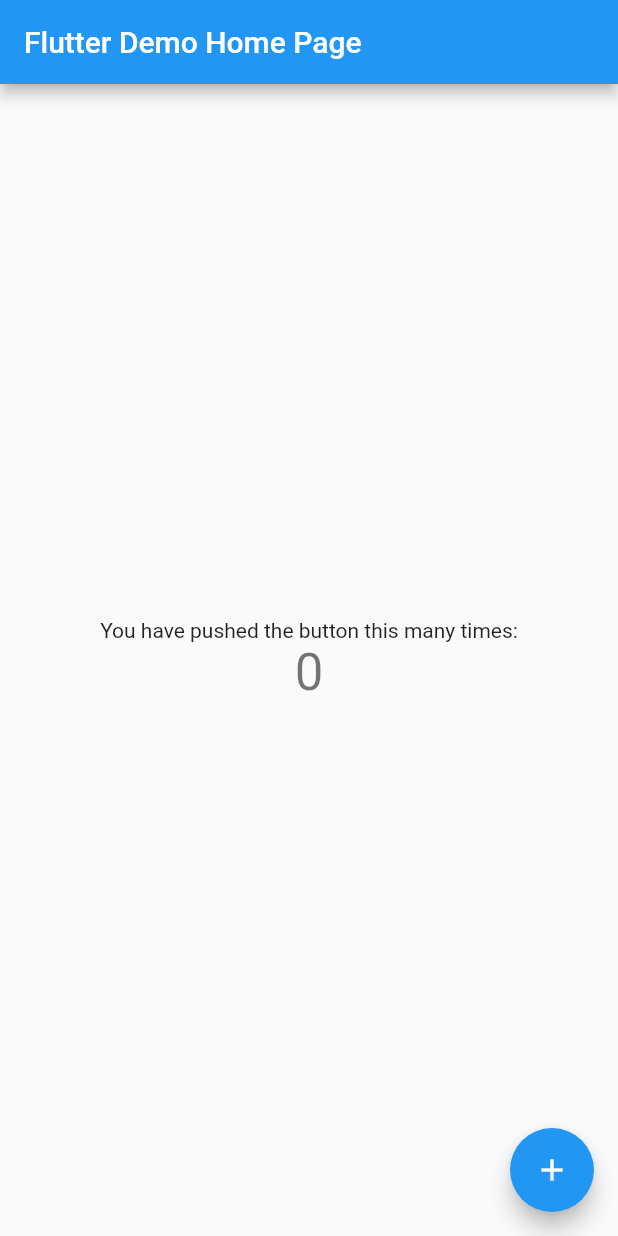
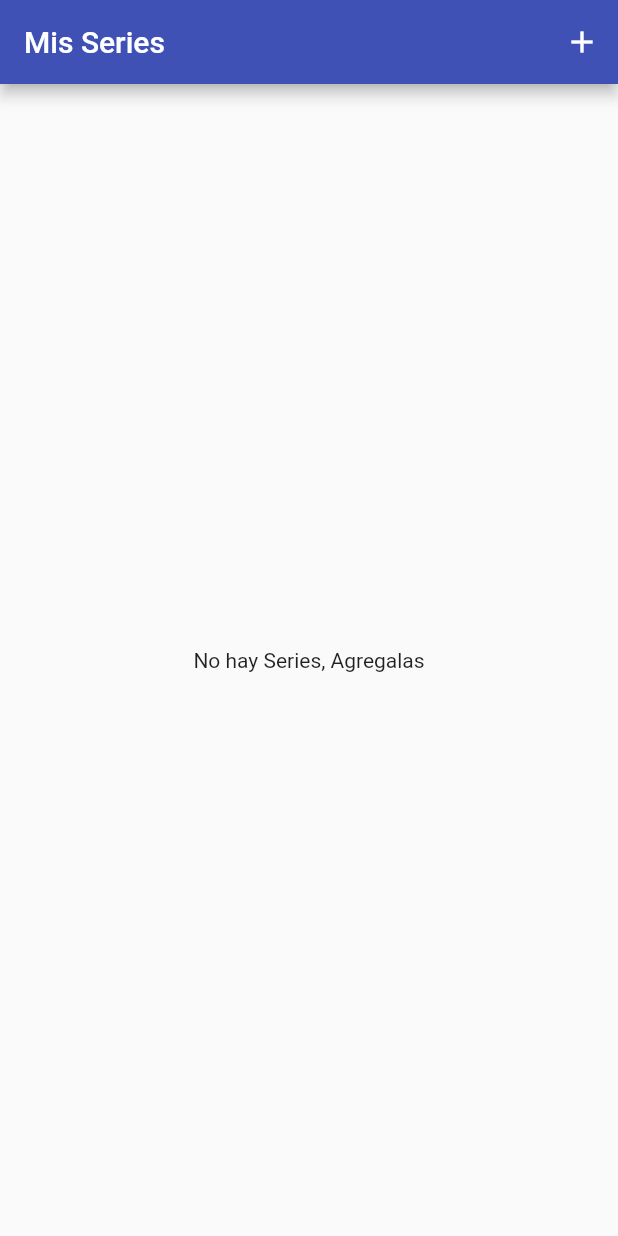
Before and after one commit to blurrboy/Evaluacion_App_Series, a Flutter app: the screen it shows after launch, on a phone screen of 412 x 824 dp. Run offline on Flutter 3.47's test engine with Material 2 defaults, Android fonts, the phone set to English and light mode, and no system bars; our stand-ins replace sqflite; accounts and stored records are empty.

```diff
--- a/lib/helpers/db_helper.dart
+++ b/lib/helpers/db_helper.dart
@@ -8,7 +8,7 @@ class DBHelper {
     String path = join(dbPath, 'series.db');
     db = await openDatabase(path, onCreate: (db, version) {
       db.execute(
-          'CREATE TABLE mis_series(id TEXT PRIMARY KEY, tituloOriginal TEXT, tituloTraducido TEXT, numTemporadas INTEGER, numEpisodios INTEGER, calificacionImbd REAL, productorSerie TEXT)');
+          'CREATE TABLE mis_series(id TEXT PRIMARY KEY, tituloOriginal TEXT, tituloTraduccion TEXT, numTemporadas INTEGER, numEpisodios INTEGER, calificacionImbd REAL, productorSerie TEXT)');
     }, version: 1);
     return db;
   }
--- a/lib/main.dart
+++ b/lib/main.dart
@@ -1,117 +1,29 @@
+import 'package:app_series/providers/mis_series.dart';
+import 'package:app_series/screens/agregar_serie_screen.dart';
+import 'package:app_series/screens/detalle_serie_screen.dart';
+import 'package:app_series/screens/lista_series_screen.dart';
 import 'package:flutter/material.dart';
+import 'package:provider/provider.dart';
 
-void main() {
-  runApp(MyApp());
-}
+void main() => runApp(MyApp());
 
 class MyApp extends StatelessWidget {
-  // This widget is the root of your application.
   @override
   Widget build(BuildContext context) {
-    return MaterialApp(
-      title: 'Flutter Demo',
-      theme: ThemeData(
-        // This is the theme of your application.
-        //
-        // Try running your application with "flutter run". You'll see the
-        // application has a blue toolbar. Then, without quitting the app, try
-        // changing the primarySwatch below to Colors.green and then invoke
-        // "hot reload" (press "r" in the console where you ran "flutter run",
-        // or simply save your changes to "hot reload" in a Flutter IDE).
-        // Notice that the counter didn't reset back to zero; the application
-        // is not restarted.
-        primarySwatch: Colors.blue,
-        // This makes the visual density adapt to the platform that you run
-        // the app on. For desktop platforms, the controls will be smaller and
-        // closer together (more dense) than on mobile platforms.
-        visualDensity: VisualDensity.adaptivePlatformDensity,
+    return ChangeNotifierProvider.value(
+      value: MisSeries(),
+      child: MaterialApp(
+        title: 'Mis Series',
+        debugShowCheckedModeBanner: false,
+        theme: ThemeData(
+          primarySwatch: Colors.indigo,
+          accentColor: Colors.amber
+        ),
+        home: ListaSeriesScreen(),
+        routes: {
+          AgregarSerieScreen.routeName: (context) => AgregarSerieScreen()
+          DetalleSerieScreen.routeName: (context) => DetalleSerieScreen()
       ),
-      home: MyHomePage(title: 'Flutter Demo Home Page'),
     );
   }
 }
-
-class MyHomePage extends StatefulWidget {
-  MyHomePage({Key key, this.title}) : super(key: key);
-
-  // This widget is the home page of your application. It is stateful, meaning
-  // that it has a State object (defined below) that contains fields that affect
-  // how it looks.
-
-  // This class is the configuration for the state. It holds the values (in this
-  // case the title) provided by the parent (in this case the App widget) and
-  // used by the build method of the State. Fields in a Widget subclass are
-  // always marked "final".
-
-  final String title;
-
-  @override
-  _MyHomePageState createState() => _MyHomePageState();
-}
-
-class _MyHomePageState extends State<MyHomePage> {
-  int _counter = 0;
-
-  void _incrementCounter() {
-    setState(() {
-      // This call to setState tells the Flutter framework that something has
-      // changed in this State, which causes it to rerun the build method below
-      // so that the display can reflect the updated values. If we changed
-      // _counter without calling setState(), then the build method would not be
-      // called again, and so nothing would appear to happen.
-      _counter++;
-    });
-  }
-
-  @override
-  Widget build(BuildContext context) {
-    // This method is rerun every time setState is called, for instance as done
-    // by the _incrementCounter method above.
-    //
-    // The Flutter framework has been optimized to make rerunning build methods
-    // fast, so that you can just rebuild anything that needs updating rather
-    // than having to individually change instances of widgets.
-    return Scaffold(
-      appBar: AppBar(
-        // Here we take the value from the MyHomePage object that was created by
-        // the App.build method, and use it to set our appbar title.
-        title: Text(widget.title),
-      ),
-      body: Center(
-        // Center is a layout widget. It takes a single child and positions it
-        // in the middle of the parent.
-        child: Column(
-          // Column is also a layout widget. It takes a list of children and
-          // arranges them vertically. By default, it sizes itself to fit its
-          // children horizontally, and tries to be as tall as its parent.
-          //
-          // Invoke "debug painting" (press "p" in the console, choose the
-          // "Toggle Debug Paint" action from the Flutter Inspector in Android
-          // Studio, or the "Toggle Debug Paint" command in Visual Studio Code)
-          // to see the wireframe for each widget.
-          //
-          // Column has various properties to control how it sizes itself and
-          // how it positions its children. Here we use mainAxisAlignment to
-          // center the children vertically; the main axis here is the vertical
-          // axis because Columns are vertical (the cross axis would be
-          // horizontal).
-          mainAxisAlignment: MainAxisAlignment.center,
-          children: <Widget>[
-            Text(
-              'You have pushed the button this many times:',
-            ),
-            Text(
-              '$_counter',
-              style: Theme.of(context).textTheme.headline4,
-            ),
-          ],
-        ),
-      ),
-      floatingActionButton: FloatingActionButton(
-        onPressed: _incrementCounter,
-        tooltip: 'Increment',
-        child: Icon(Icons.add),
-      ), // This trailing comma makes auto-formatting nicer for build methods.
-    );
-  }
-}
--- /dev/null
+++ b/lib/screens/lista_series_screen.dart
@@ -0,0 +1,64 @@
+import 'package:app_series/providers/mis_series.dart';
+import 'package:app_series/screens/agregar_serie_screen.dart';
+import 'package:flutter/material.dart';
+import 'package:provider/provider.dart';
+
+import 'detalle_serie_screen.dart';
+
+class ListaSeriesScreen extends StatelessWidget {
+  @override
+  Widget build(BuildContext context) {
+    return Scaffold(
+      appBar: AppBar(
+        title: Text('Mis Series'),
+        actions: <Widget>[
+          IconButton(
+              icon: Icon(Icons.add),
+              onPressed: () {
+                Navigator.of(context).pushNamed(AgregarSerieScreen.routeName);
+              })
+        ],
+      ),
+      body: FutureBuilder(
+        future: Provider.of<MisSeries>(context, listen: false).traerSeries(),
+        builder: (context,snapshot) => snapshot.connectionState == ConnectionState.waiting
+        ? Center(
+          child: CircularProgressIndicator(),
+          )
+          :Consumer<MisSeries>(
+            child: Center(
+              child: Text('No hay Series, Agregalas'
+              ),
+              ),
+              builder: (context, misSeries,ch) => misSeries.items.length <=0
+              ? ch
+              : ListView.builder(
+                itemCount: misSeries.items.length,
+                itemBuilder: (context,i) => Dismissible(
+                  key: UniqueKey(),
+                  onDismissed: (direction){
+                    Provider.of<MisSeries>(context, listen: false).eliminarSerie(misSeries.items[i].id)
+                  },
+                  background: Container(
+                  child: Center(
+                    child: Text('ELIMINAR',
+                    style: TextStyle(color: Colors.red),
+                    ),
+                  ),
+                  color: Colors.red,
+                  ),
+                  child: ListTile(
+                  title: Text(misSeries.items[i].tituloOriginal),
+                  subtitle: Text(misSeries.items[i].tituloTraduccion),
+                  onTap: () => Navigator.of(context).pushNamed(
+                    DetalleSerieScreen.routeName
+                    arguments: misSeries.items[i].id
+                  ),
+
+                )
+                )
+          )
+      ),
+    );
+  }
+}
```
Also changed, not shown: lib/providers/mis_series.dart (added, +66 -0 lines), lib/screens/agregar_serie_screen.dart (added, +95 -0 lines), lib/screens/detalle_serie_screen.dart (added, +34 -0 lines), 1 other file.
